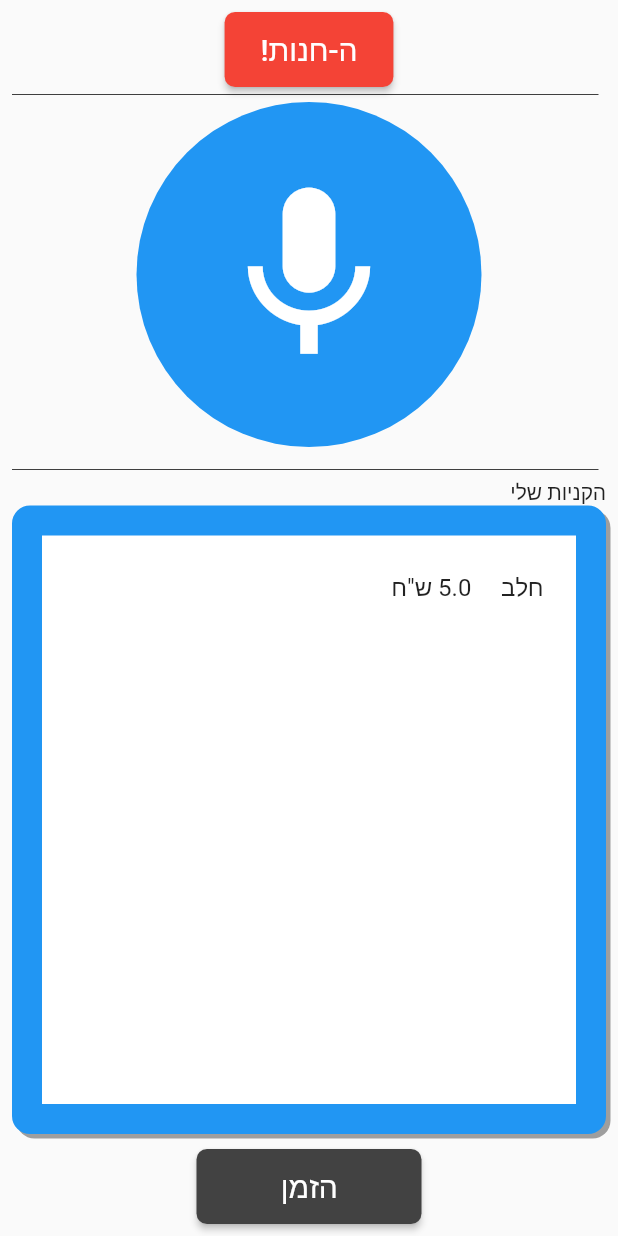
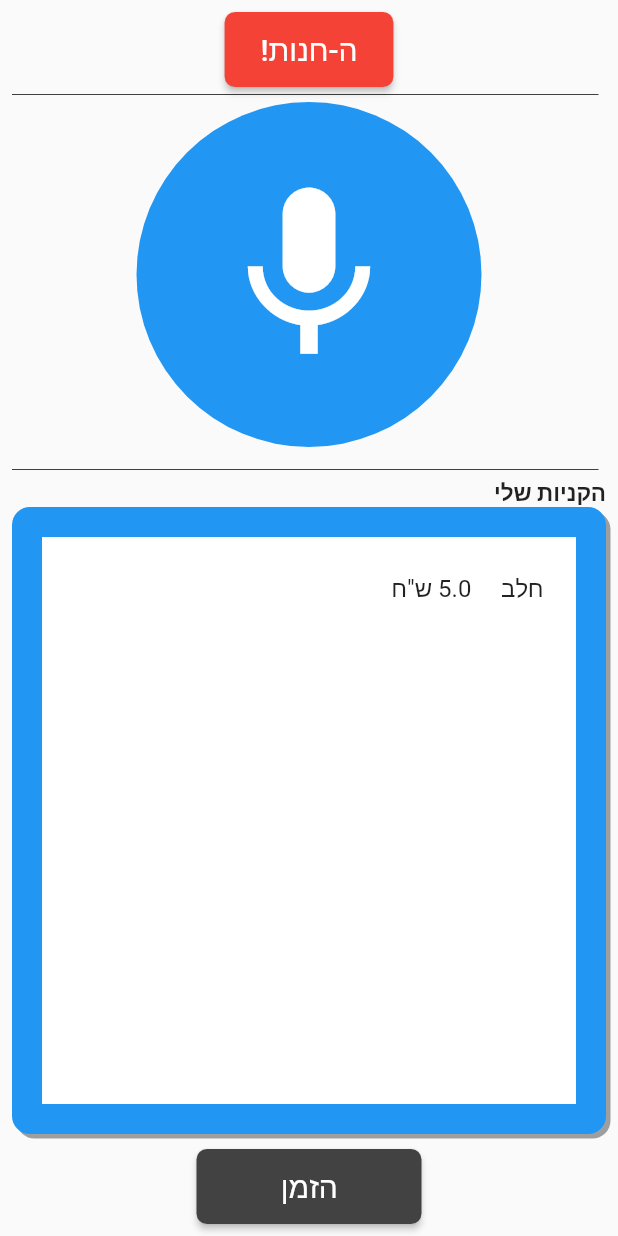
Before and after one commit to tsanhan/hanoot, a Flutter app: the screen it shows after launch, after a tap on "הזמן", on a phone screen of 412 x 824 dp. Run offline on Flutter 3.47's test engine with Material 2 defaults, Android fonts, the phone set to English and light mode, and no system bars; our stand-ins replace cached_network_image, firebase_auth, sprintf; missing offline and left inert: speech_recognition; accounts and stored records are empty; project files that could hold a hidden picture were left out.

Commit message:
ui fixex

```diff
--- a/lib/app/presentation/screens/MainScreen.dart
+++ b/lib/app/presentation/screens/MainScreen.dart
@@ -74,7 +74,9 @@
               _getDivider(),
               Align(
                 alignment: Alignment.topRight,
-                child: Text('הקניות שלי'),
+                child: Text('הקניות שלי',
+                  style: TextStyle(fontWeight: FontWeight.bold, fontSize: 15.0),
+                ),
               ),
               _getShoppingList(),
               SizedBox(height: 10.0),
@@ -225,7 +227,7 @@
           textTheme: ButtonTextTheme.primary,
           child: RaisedButton(
             onPressed: () {
-              productList.add(resultText);
+              //productList.add(resultText);
               resultText = '';
             },
             child: Text(
--- a/lib/services/test_services.dart
+++ b/lib/services/test_services.dart
@@ -144,7 +144,6 @@
 
            ]
 
-
         ),
     );
 
```
